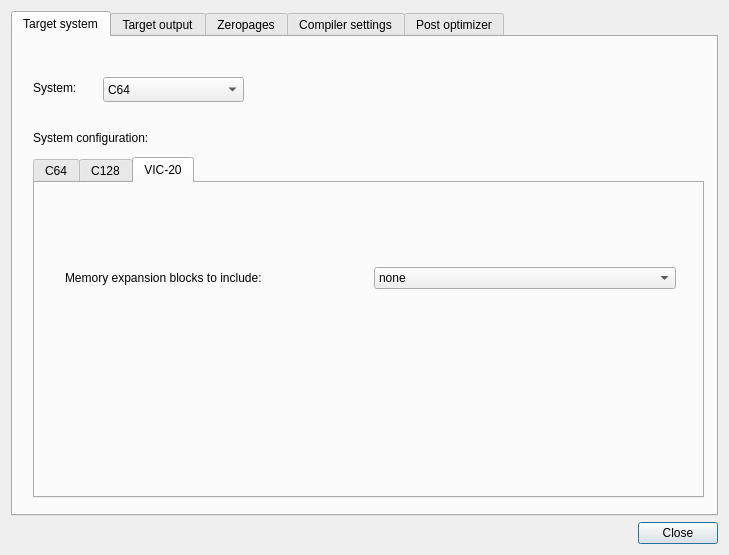
The window that source/dialogprojectsettings.ui (leuat/TRSE) describes before a commit, drawn with Qt 5.
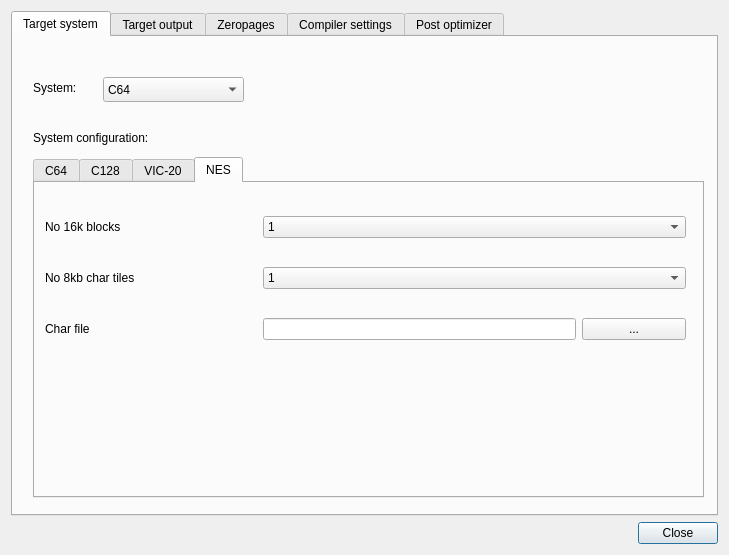
The same window after the commit. The open tabs and pages were chosen to show the change.

What changed in the file:
```diff
--- a/source/dialogprojectsettings.ui
+++ b/source/dialogprojectsettings.ui
@@ -125,7 +125,7 @@
           </rect>
          </property>
          <property name="currentIndex">
-          <number>2</number>
+          <number>3</number>
          </property>
          <widget class="QWidget" name="tabC64">
           <attribute name="title">
@@ -236,6 +236,86 @@
            </layout>
           </widget>
          </widget>
+         <widget class="QWidget" name="tab_6">
+          <attribute name="title">
+           <string>NES</string>
+          </attribute>
+          <widget class="QWidget" name="gridLayoutWidget_5">
+           <property name="geometry">
+            <rect>
+             <x>10</x>
+             <y>10</y>
+             <width>641</width>
+             <height>171</height>
+            </rect>
+           </property>
+           <layout class="QGridLayout" name="gridLayout_6" columnstretch="5,10">
+            <item row="0" column="1">
+             <widget class="QComboBox" name="cmbNES16KBlocks">
+              <item>
+               <property name="text">
+                <string>1</string>
+               </property>
+              </item>
+              <item>
+               <property name="text">
+                <string>2</string>
+               </property>
+              </item>
+             </widget>
+            </item>
+            <item row="1" column="1">
+             <widget class="QComboBox" name="cmbNES8KBlocks">
+              <item>
+               <property name="text">
+                <string>1</string>
+               </property>
+              </item>
+              <item>
+               <property name="text">
+                <string>2</string>
+               </property>
+              </item>
+             </widget>
+            </item>
+            <item row="1" column="0">
+             <widget class="QLabel" name="label_20">
+              <property name="text">
+               <string>No 8kb char tiles</string>
+              </property>
+             </widget>
+            </item>
+            <item row="0" column="0">
+             <widget class="QLabel" name="label_19">
+              <property name="text">
+               <string>No 16k blocks</string>
+              </property>
+             </widget>
+            </item>
+            <item row="2" column="0">
+             <widget class="QLabel" name="label_21">
+              <property name="text">
+               <string>Char file</string>
+              </property>
+             </widget>
+            </item>
+            <item row="2" column="1">
+             <layout class="QHBoxLayout" name="horizontalLayout_3" stretch="3,1">
+              <item>
+               <widget class="QLineEdit" name="leNESCharFile"/>
+              </item>
+              <item>
+               <widget class="QPushButton" name="btnNESLoadCharFile">
+                <property name="text">
+                 <string>...</string>
+                </property>
+               </widget>
+              </item>
+             </layout>
+            </item>
+           </layout>
+          </widget>
+         </widget>
         </widget>
        </widget>
        <widget class="QWidget" name="tab_5">
```
Left out of the diff: 2 changed lines with no effect on the pictures.
